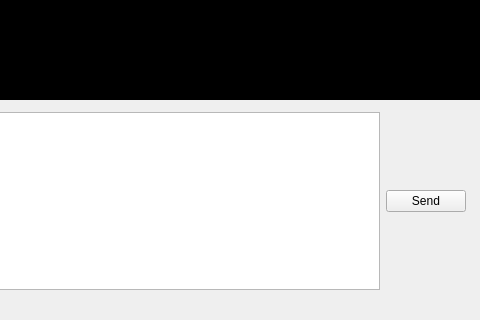
Qt form src/chatwindow_widgets.ui (maemo-leste/conversations) before a commit; both pictures show x 127 to 607 and y 111 to 431 of the 607 by 431 pixel window.
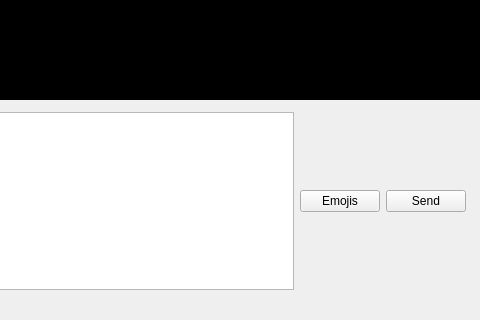
The same form after that commit. Icons and pictures are not drawn. Custom widgets are drawn as their Qt base class.

Commit message: chatwindow: send emojis

The edit to the form file:
```diff
--- a/src/chatwindow_widgets.ui
+++ b/src/chatwindow_widgets.ui
@@ -181,6 +181,13 @@
         </property>
        </widget>
       </item>
+      <item>
+       <widget class="QPushButton" name="btnEmojis">
+        <property name="text">
+         <string>Emojis</string>
+        </property>
+       </widget>
+      </item>
       <item>
        <widget class="QPushButton" name="btnSend">
         <property name="text">
```
The commit also changes 6 other files.
